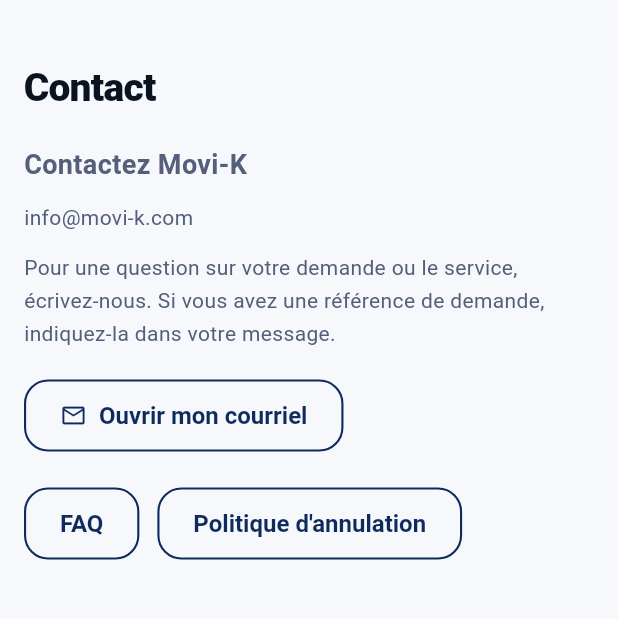
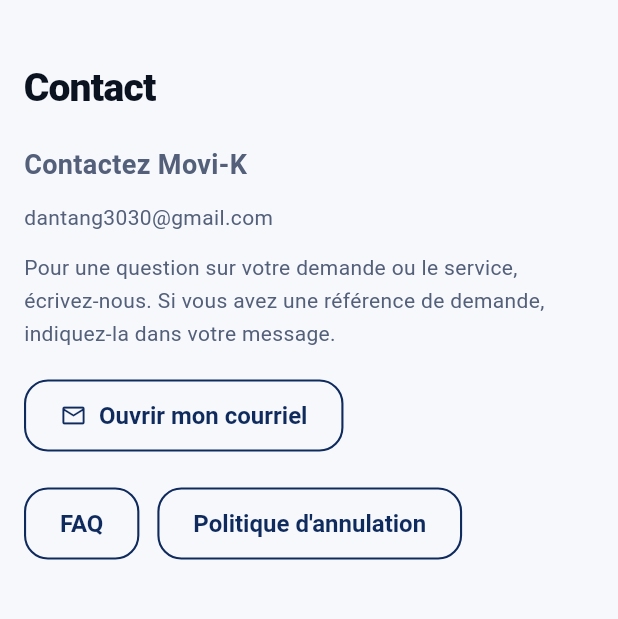
Before and after one commit to Solexiai/mecano-mobile, a Flutter app: the ContactScreen screen opened by its route, on a phone screen of 412 x 824 dp, the part 108-727 px from its top. Run offline on Flutter 3.47's test engine with Material 3 defaults, Android fonts, the phone set to English and light mode, and no system bars; our stand-ins replace cloud_firestore, cloud_functions, firebase_auth, firebase_core, firebase_messaging, firebase_storage and 8 more; missing offline and left inert: dart:js_interop; accounts and stored records are empty.

Commit message:
fix(contact): courriel de support unique (dantang3030@gmail.com), page Granby sans « canal à venir »
- Nouvelle constante `kSupportEmail` / `kSupportMailto` (lib/core/support_contact.dart),
  décision de Daniel du 28 oct. 2026 : remplace info@movi-k.com sur la page
  Contact, dans la recherche de chauffeur et sur la page Granby.
- Page Granby (CLI-09) : « Canal de contact à venir » devient « Pour nous
  joindre » avec l'adresse ; le bouton « Voir l'état du contact » devient
  « Nous écrire ».
- Tests alignés sur la constante (official_contact_test, home_screen_test,
  public_launch_copy_contract_test).

Co-Authored-By: Claude Fable 5.1 <noreply@anthropic.com>
Claude-Session: https://claude.ai/code/session_01BoVHNbKn2TaSKzFLsSBqPD

```diff
--- /dev/null
+++ b/lib/core/support_contact.dart
@@ -0,0 +1,8 @@
+/// Courriel de support affiché aux clients et aux chauffeurs (page Contact,
+/// recherche de chauffeur, page Granby). Décision de Daniel du 28 oct. 2026 :
+/// adresse personnelle surveillée en attendant une boîte d'entreprise.
+/// Une seule source : changer ici change partout (tests compris).
+const String kSupportEmail = 'dantang3030@gmail.com';
+
+/// Lien `mailto:` vers le support.
+final Uri kSupportMailto = Uri(scheme: 'mailto', path: kSupportEmail);
--- a/lib/screens/info/contact_screen.dart
+++ b/lib/screens/info/contact_screen.dart
@@ -2,6 +2,7 @@ import 'package:flutter/material.dart';
 import 'package:go_router/go_router.dart';
 import 'package:provider/provider.dart';
 import 'package:url_launcher/link.dart';
+import '../../core/support_contact.dart';
 import '../../providers/locale_provider.dart';
 import '../../widgets/app_shell.dart';
 import '../../widgets/section_title.dart';
@@ -36,7 +37,7 @@ class ContactScreen extends StatelessWidget {
                 ),
               ),
               const SizedBox(height: 12),
-              const SelectableText('info@movi-k.com'),
+              const SelectableText(kSupportEmail),
               const SizedBox(height: 12),
               Text(
                 tr(
@@ -48,7 +49,7 @@ class ContactScreen extends StatelessWidget {
               ),
               const SizedBox(height: 20),
               Link(
-                uri: Uri(scheme: 'mailto', path: 'info@movi-k.com'),
+                uri: kSupportMailto,
                 builder: (context, followLink) => OutlinedButton.icon(
                   onPressed: followLink,
                   icon: const Icon(Icons.email_outlined),
--- a/lib/widgets/driver_search_status.dart
+++ b/lib/widgets/driver_search_status.dart
@@ -1,4 +1,5 @@
 import 'package:flutter/material.dart';
+import '../core/support_contact.dart';
 import '../services/booking/booking_api.dart';
 
 class DriverSearchStatus extends StatefulWidget {
@@ -94,9 +95,9 @@ class _DriverSearchStatusState extends State<DriverSearchStatus> {
           if (review || unavailable)
             SelectableText(
               tr(
-                'Pour modifier le rendez-vous, contactez info@movi-k.com ou préparez une demande révisée.',
-                'To change the appointment, contact info@movi-k.com or prepare a revised request.',
-                'Para cambiar la cita, contacta con info@movi-k.com o prepara una solicitud revisada.',
+                'Pour modifier le rendez-vous, contactez $kSupportEmail ou préparez une demande révisée.',
+                'To change the appointment, contact $kSupportEmail or prepare a revised request.',
+                'Para cambiar la cita, contacta con $kSupportEmail o prepara una solicitud revisada.',
               ),
             ),
           if (_busy) const LinearProgressIndicator(),
```
Also changed, not shown: lib/screens/info/granby_launch_screen.dart (+10 -9 lines), 3 other files.
